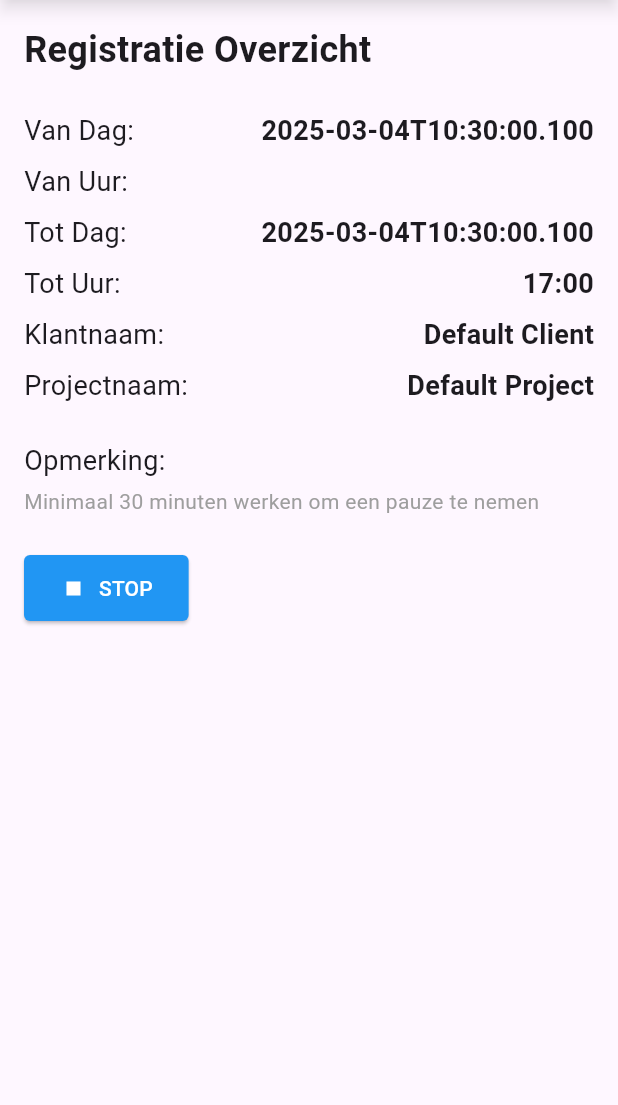
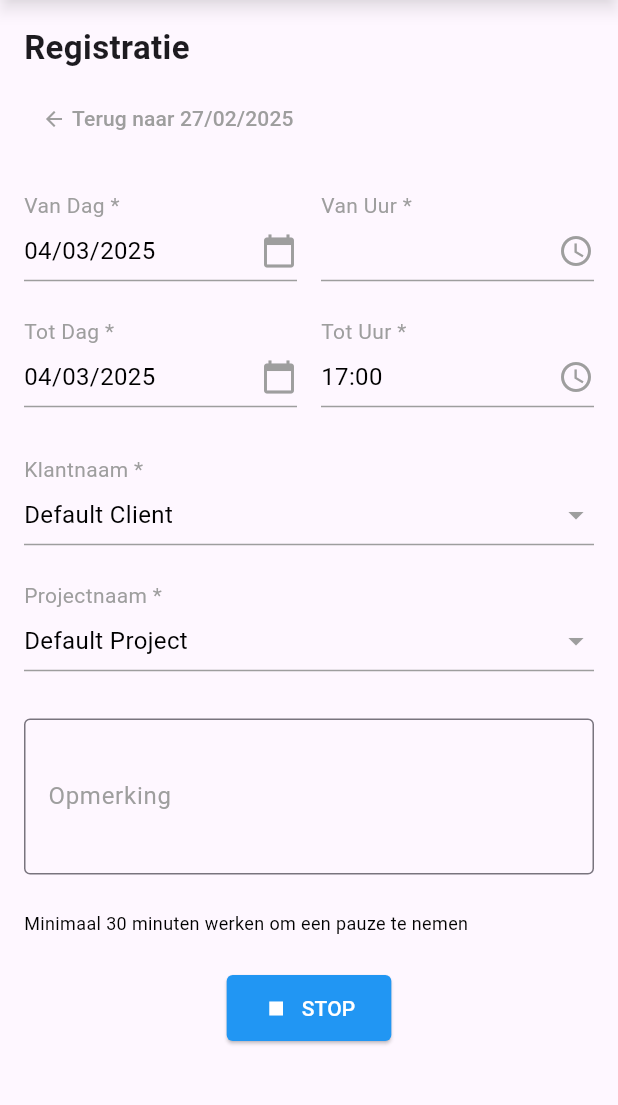
Before and after one commit to Strouwi-BV/buildbase_app_flutter, a Flutter app: the RegistrationOverviewScreen screen opened by its route, on a phone screen of 412 x 824 dp, the part 84-1189 px from its top. Run offline on Flutter 3.47's test engine with Material 3 defaults, Android fonts, the phone set to English and light mode, and no system bars; our stand-ins replace go_router; network calls fail.

Commit message:
Fixed design Registration overview

```diff
--- a/lib/main.dart
+++ b/lib/main.dart
@@ -5,7 +5,6 @@ import '/screens/clock_in_screen.dart';
 import '/screens/profile_screen.dart';
 import '/screens/home_screen.dart';
 import 'package:buildbase_app_flutter/screens/change_image_screen.dart';
-import 'package:buildbase_app_flutter/screens/header_bar_screen.dart';
 import 'package:buildbase_app_flutter/screens/registration_overview_screen.dart'; // Importeer hier je nieuwe scherm
 
 void main() async {
@@ -25,7 +24,7 @@ class MyApp extends StatelessWidget {
 
 final GoRouter _router = GoRouter(
   routes: [
-    GoRoute(path: '/', builder: (context, state) => HomeScreen()),
+    GoRoute(path: '/', builder: (context, state) => const HomeScreen()),
     GoRoute(
       path: '/calendar',
       builder: (context, state) {
@@ -63,6 +62,7 @@ final GoRouter _router = GoRouter(
           endTime: '17:00',
           clientName: 'Default Client',
           projectName: 'Default Project',
+          date: '27/02/2025', // Zet de datum door naar je nieuwe scherm: '27/02/2025',
         ); // Zet de starttijd door naar je nieuwe scherm
       },
     ),
--- a/lib/screens/registration_overview_screen.dart
+++ b/lib/screens/registration_overview_screen.dart
@@ -1,5 +1,6 @@
 import 'package:flutter/material.dart';
 import 'package:buildbase_app_flutter/screens/header_bar_screen.dart';
+import 'package:intl/intl.dart';
 
 class RegistrationOverviewScreen extends StatelessWidget {
   final String startDate;
@@ -8,6 +9,7 @@ class RegistrationOverviewScreen extends StatelessWidget {
   final String endTime;
   final String clientName;
   final String projectName;
+  final String date;
 
   const RegistrationOverviewScreen({
     Key? key,
@@ -17,123 +19,84 @@ class RegistrationOverviewScreen extends StatelessWidget {
     required this.endTime,
     required this.clientName,
     required this.projectName,
+    required this.date,
   }) : super(key: key);
 
   @override
   Widget build(BuildContext context) {
     return Scaffold(
-      appBar: const HeaderBar(userName: 'Tom Peeters'), // Gebruik je bestaande HeaderBar
+      appBar: const HeaderBar(userName: 'Tom Peeters'),
       body: Padding(
         padding: const EdgeInsets.all(16.0),
+        child: SingleChildScrollView(
           child: Column(
             crossAxisAlignment: CrossAxisAlignment.start,
             children: [
               const Text(
-              'Registratie Overzicht',
-              style: TextStyle(fontSize: 24, fontWeight: FontWeight.bold),
+                'Registratie',
+                style: TextStyle(fontSize: 22, fontWeight: FontWeight.bold),
+              ),
+              const SizedBox(height: 8),
+              TextButton(
+                onPressed: () => Navigator.of(context).pop(),
+                child: Row(
+                  children: [
+                    const Icon(Icons.arrow_back,
+                        size: 16, color: Colors.grey),
+                    const SizedBox(width: 4),
+                    Text('Terug naar $date',
+                        style: const TextStyle(
+                            fontSize: 14, color: Colors.grey)),
+                  ],
+                ),
               ),
               const SizedBox(height: 24),
               Row(
-              mainAxisAlignment: MainAxisAlignment.spaceBetween,
                 children: [
-                const Text(
-                  'Van Dag:',
-                  style: TextStyle(fontSize: 18),
-                ),
-                Text(
-                  startDate,
-                  style: const TextStyle(fontSize: 18, fontWeight: FontWeight.bold),
-                ),
+                  Expanded(
+                      child: _buildUnderlinedField(
+                          'Van Dag *',
+                          _formatDate(startDate),
+                          Icons.calendar_today)),
+                  const SizedBox(width: 16),
+                  Expanded(
+                      child: _buildUnderlinedField(
+                          'Van Uur *', startTime, Icons.access_time)),
                 ],
               ),
-            const SizedBox(height: 8),
+              const SizedBox(height: 16),
               Row(
-              mainAxisAlignment: MainAxisAlignment.spaceBetween,
                 children: [
-                const Text(
-                  'Van Uur:',
-                  style: TextStyle(fontSize: 18),
-                ),
-                Text(
-                  startTime,
-                  style: const TextStyle(fontSize: 18, fontWeight: FontWeight.bold),
-                ),
-              ],
-            ),
-            const SizedBox(height: 8),
-            Row(
-              mainAxisAlignment: MainAxisAlignment.spaceBetween,
-              children: [
-                const Text(
-                  'Tot Dag:',
-                  style: TextStyle(fontSize: 18),
-                ),
-                Text(
-                  endDate,
-                  style: const TextStyle(fontSize: 18, fontWeight: FontWeight.bold),
-                ),
-              ],
-            ),
-            const SizedBox(height: 8),
-            Row(
-              mainAxisAlignment: MainAxisAlignment.spaceBetween,
-              children: [
-                const Text(
-                  'Tot Uur:',
-                  style: TextStyle(fontSize: 18),
-                ),
-                Text(
-                  endTime,
-                  style: const TextStyle(fontSize: 18, fontWeight: FontWeight.bold),
-                ),
-              ],
-            ),
-            const SizedBox(height: 8),
-            Row(
-              mainAxisAlignment: MainAxisAlignment.spaceBetween,
-              children: [
-                const Text(
-                  'Klantnaam:',
-                  style: TextStyle(fontSize: 18),
-                ),
-                Text(
-                  clientName,
-                  style: const TextStyle(fontSize: 18, fontWeight: FontWeight.bold),
-                ),
-              ],
-            ),
-            const SizedBox(height: 8),
-            Row(
-              mainAxisAlignment: MainAxisAlignment.spaceBetween,
-              children: [
-                const Text(
-                  'Projectnaam:',
-                  style: TextStyle(fontSize: 18),
-                ),
-                Text(
-                  projectName,
-                  style: const TextStyle(fontSize: 18, fontWeight: FontWeight.bold),
-                ),
+                  Expanded(
+                      child: _buildUnderlinedField(
+                          'Tot Dag *',
+                          _formatDate(endDate),
+                          Icons.calendar_today)),
+                  const SizedBox(width: 16),
+                  Expanded(
+                      child: _buildUnderlinedField(
+                          'Tot Uur *', endTime, Icons.access_time)),
                 ],
               ),
               const SizedBox(height: 24),
-            const Text(
-              'Opmerking:',
-              style: TextStyle(fontSize: 18),
-            ),
-            const SizedBox(height: 4),
+              _buildDropdownField('Klantnaam *', clientName),
+              const SizedBox(height: 16),
+              _buildDropdownField('Projectnaam *', projectName),
+              const SizedBox(height: 16),
+              _buildTextField('Opmerking'),
+              const SizedBox(height: 16),
               const Text(
                 'Minimaal 30 minuten werken om een pauze te nemen',
-              style: TextStyle(color: Colors.grey),
+                style: TextStyle(fontSize: 12, color: Colors.black),
               ),
               const SizedBox(height: 24),
-            ElevatedButton(
-              onPressed: () {
-                Navigator.of(context).pop();
-              },
+              Center(
+                child: ElevatedButton(
+                  onPressed: () {},
                   style: ElevatedButton.styleFrom(
                     backgroundColor: Colors.blue,
-                padding: const EdgeInsets.symmetric(horizontal: 24, vertical: 12),
+                    padding: const EdgeInsets.symmetric(
+                        horizontal: 24, vertical: 12),
                     shape: RoundedRectangleBorder(
                       borderRadius: BorderRadius.circular(4),
                     ),
@@ -147,7 +110,82 @@ class RegistrationOverviewScreen extends StatelessWidget {
                     ],
                   ),
                 ),
+              ),
             ],
+          ),
+        ),
+      ),
+    );
+  }
+
+  String _formatDate(String date) {
+    // Remove the time part (if any) and only keep the date part
+    List<String> parts = date.split('T')[0].split('-');
+    return "${parts[2]}/${parts[1]}/${parts[0]}"; // Format to DD/MM/YYYY
+  }
+
+  Widget _buildUnderlinedField(
+      String label, String value, IconData? icon) {
+    return Column(
+      crossAxisAlignment: CrossAxisAlignment.start,
+      children: [
+        Text(
+          label,
+          style: const TextStyle(fontSize: 14, color: Colors.grey),
+        ),
+        const SizedBox(height: 8),
+        Row(
+          mainAxisAlignment: MainAxisAlignment.spaceBetween,
+          children: [
+            Expanded(
+              child: Text(
+                value,
+                style: const TextStyle(fontSize: 16, color: Colors.black),
+              ),
+            ),
+            if (icon != null) Icon(icon, size: 24, color: Colors.grey),
+          ],
+        ),
+        const Divider(color: Colors.grey, thickness: 1),
+      ],
+    );
+  }
+
+  Widget _buildDropdownField(String label, String value) {
+    return Column(
+      crossAxisAlignment: CrossAxisAlignment.start,
+      children: [
+        Text(
+          label,
+          style: const TextStyle(fontSize: 14, color: Colors.grey),
+        ),
+        const SizedBox(height: 8),
+        Row(
+          mainAxisAlignment: MainAxisAlignment.spaceBetween,
+          children: [
+            Expanded(
+              child: Text(
+                value,
+                style: const TextStyle(fontSize: 16, color: Colors.black),
+              ),
+            ),
+            const Icon(Icons.arrow_drop_down, size: 24, color: Colors.grey),
+          ],
+        ),
+        const Divider(color: Colors.grey, thickness: 1),
+      ],
+    );
+  }
+
+  Widget _buildTextField(String label) {
+    return Padding(
+      padding: const EdgeInsets.symmetric(vertical: 8.0),
+      child: TextField(
+        maxLines: 3,
+        decoration: InputDecoration(
+          labelText: label,
+          labelStyle: const TextStyle(color: Colors.grey),
+          border: const OutlineInputBorder(),
         ),
       ),
     );
```
Lines whose indentation alone changed are shown as unchanged.
